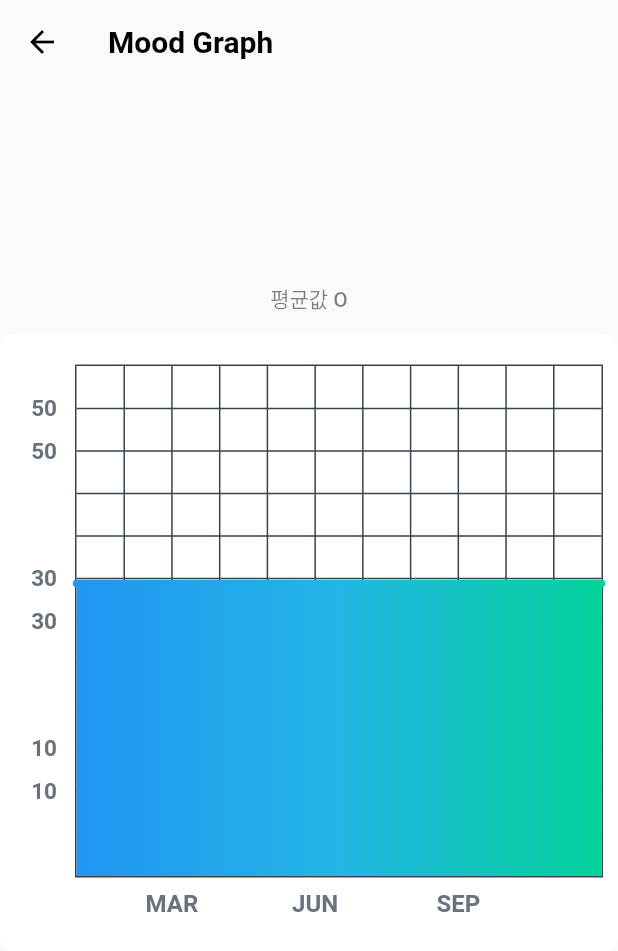
After one commit to suyeon2109/happiness_savings_client, a Flutter app: the FlChart screen opened by its route, after a tap on "평균값 X", on a phone screen of 412 x 824 dp. The commit adds this screen. Shown: the top 951 px of the screen. Run offline on Flutter 3.47's test engine with Material 2 defaults, Android fonts, the phone set to English and light mode, and no system bars; drawn by our look-alikes of fl_chart; our stand-ins replace image_picker, syncfusion_flutter_gauges; missing offline and left inert: cron.

Commit message:
graph 예시 추가

```diff
--- /dev/null
+++ b/lib/flChart.dart
@@ -0,0 +1,280 @@
+import 'package:fl_chart/fl_chart.dart';
+import 'package:flutter/material.dart';
+
+class FlChart extends StatefulWidget {
+  const FlChart({Key? key}) : super(key: key);
+
+  @override
+  _FlChart createState() => _FlChart();
+}
+
+class _FlChart extends State<FlChart> {
+  List<Color> gradientColors = [
+    Colors.blue,
+    const Color(0xff23b6e6),
+    const Color(0xff02d39a),
+  ];
+
+  bool showAvg = false;
+
+  @override
+  Widget build(BuildContext context) {
+    return Scaffold(
+      appBar: AppBar(
+          backgroundColor: Colors.transparent,
+          shadowColor: Colors.transparent,
+          iconTheme: const IconThemeData(color: Colors.black),
+          title: const Text('Mood Graph',
+              style:
+                  TextStyle(color: Colors.black, fontWeight: FontWeight.bold))),
+      body: Padding(
+        padding: const EdgeInsets.fromLTRB(0, 30, 0, 100),
+        child: Column(
+          mainAxisAlignment: MainAxisAlignment.center,
+          children: <Widget>[
+            TextButton(
+              child: Text(
+                showAvg ? '평균값 O' : '평균값 X',
+                style: TextStyle(
+                    color:
+                        showAvg ? Colors.black.withOpacity(0.5) : Colors.black),
+              ),
+              onPressed: () {
+                print('click');
+                setState(() {
+                  showAvg = !showAvg;
+                });
+              },
+            ),
+            AspectRatio(
+              aspectRatio: 1,
+              child: Container(
+                decoration: const BoxDecoration(
+                    borderRadius: BorderRadius.all(
+                      Radius.circular(10),
+                    ),
+                    color: /*Color(0xff232d37)*/ Colors.white),
+                child: Padding(
+                  padding:
+                      const EdgeInsets.symmetric(vertical: 20, horizontal: 10),
+                  child: LineChart(
+                    showAvg ? avgChart() : mainChart(),
+                  ),
+                ),
+              ),
+            ),
+          ],
+        ),
+      ),
+    );
+  }
+
+  LineChartData mainChart() {
+    return LineChartData(
+      gridData: FlGridData(
+        show: false,
+        drawVerticalLine: false,
+        getDrawingHorizontalLine: (value) {
+          return FlLine(
+            color: Color(0xff37434d),
+            strokeWidth: 1,
+          );
+        },
+        getDrawingVerticalLine: (value) {
+          return FlLine(
+            color: Color(0xff37434d),
+            strokeWidth: 1,
+          );
+        },
+      ),
+      titlesData: FlTitlesData(
+        show: true,
+        bottomTitles: SideTitles(
+          showTitles: true,
+          reservedSize: 22,
+          textStyle: const TextStyle(
+              color: Color(0xff68737d),
+              fontWeight: FontWeight.bold,
+              fontSize: 16),
+          getTitles: (value) {
+            print('bottomTitles $value');
+            switch (value.toInt()) {
+              case 2:
+                return 'MAR';
+              case 5:
+                return 'JUN';
+              case 8:
+                return 'SEP';
+            }
+            return '';
+          },
+          margin: 8,
+        ),
+        leftTitles: SideTitles(
+          showTitles: true,
+          textStyle: const TextStyle(
+            color: Color(0xff67727d),
+            fontWeight: FontWeight.bold,
+            fontSize: 15,
+          ),
+          getTitles: (value) {
+            print('leftTitles $value');
+            switch (value.toInt()) {
+              case 1:
+                return '10';
+              case 3:
+                return '30';
+              case 5:
+                return '50';
+            }
+            return '';
+          },
+          reservedSize: 28,
+          margin: 12,
+        ),
+      ),
+      borderData: FlBorderData(
+          show: false,
+          border: Border.all(color: const Color(0xff37434d), width: 1)),
+      minX: 0,
+      maxX: 11,
+      minY: 0,
+      maxY: 6,
+      lineBarsData: [
+        LineChartBarData(
+          spots: [
+            FlSpot(0, 3),
+            FlSpot(2.6, 2),
+            FlSpot(4.9, 5),
+            FlSpot(6.8, 3.1),
+            FlSpot(8, 4),
+            FlSpot(9.5, 3),
+            FlSpot(11, 4),
+          ],
+          isCurved: true,
+          colors: gradientColors,
+          barWidth: 5,
+          isStrokeCapRound: true,
+          dotData: FlDotData(
+            show: true,
+          ),
+          belowBarData: BarAreaData(
+            show: true,
+            colors:
+                gradientColors.map((color) => color.withOpacity(0.3)).toList(),
+          ),
+        ),
+      ],
+    );
+  }
+
+  LineChartData avgChart() {
+    return LineChartData(
+      lineTouchData: LineTouchData(enabled: false),
+      gridData: FlGridData(
+        show: true,
+        drawHorizontalLine: true,
+        getDrawingVerticalLine: (value) {
+          return FlLine(
+            color: const Color(0xff37434d),
+            strokeWidth: 1,
+          );
+        },
+        getDrawingHorizontalLine: (value) {
+          return FlLine(
+            color: const Color(0xff37434d),
+            strokeWidth: 1,
+          );
+        },
+      ),
+      titlesData: FlTitlesData(
+        show: true,
+        bottomTitles: SideTitles(
+          showTitles: true,
+          reservedSize: 22,
+          textStyle: const TextStyle(
+              color: Color(0xff68737d),
+              fontWeight: FontWeight.bold,
+              fontSize: 16),
+          getTitles: (value) {
+            switch (value.toInt()) {
+              case 2:
+                return 'MAR';
+              case 5:
+                return 'JUN';
+              case 8:
+                return 'SEP';
+            }
+            return '';
+          },
+          margin: 8,
+        ),
+        leftTitles: SideTitles(
+          showTitles: true,
+          textStyle: const TextStyle(
+            color: Color(0xff67727d),
+            fontWeight: FontWeight.bold,
+            fontSize: 15,
+          ),
+          getTitles: (value) {
+            switch (value.toInt()) {
+              case 1:
+                return '10';
+              case 3:
+                return '30';
+              case 5:
+                return '50';
+            }
+            return '';
+          },
+          reservedSize: 28,
+          margin: 12,
+        ),
+      ),
+      borderData: FlBorderData(
+          show: true,
+          border: Border.all(color: const Color(0xff37434d), width: 1)),
+      minX: 0,
+      maxX: 11,
+      minY: 0,
+      maxY: 6,
+      lineBarsData: [
+        LineChartBarData(
+          spots: [
+            FlSpot(0, 3.44),
+            FlSpot(2.6, 3.44),
+            FlSpot(4.9, 3.44),
+            FlSpot(6.8, 3.44),
+            FlSpot(8, 3.44),
+            FlSpot(9.5, 3.44),
+            FlSpot(11, 3.44),
+          ],
+          isCurved: true,
+          colors: /*[
+            ColorTween(begin: gradientColors[0], end: gradientColors[1])
+                .lerp(0.2),
+            ColorTween(begin: gradientColors[0], end: gradientColors[1])
+                .lerp(0.2),
+          ]*/
+              gradientColors,
+          barWidth: 5,
+          isStrokeCapRound: true,
+          dotData: FlDotData(
+            show: false,
+          ),
+          belowBarData: BarAreaData(
+              show: true,
+              colors: /*[
+            ColorTween(begin: gradientColors[0], end: gradientColors[1])
+                .lerp(0.2)
+                .withOpacity(0.1),
+            ColorTween(begin: gradientColors[0], end: gradientColors[1])
+                .lerp(0.2)
+                .withOpacity(0.1),
+          ]*/
+                  gradientColors),
+        ),
+      ],
+    );
+  }
+}
--- a/lib/home.dart
+++ b/lib/home.dart
@@ -1,5 +1,6 @@
 import 'dart:math' as math;
 
+import 'package:cron/cron.dart';
 import 'package:flutter/cupertino.dart';
 import 'package:flutter/material.dart';
 import 'package:happiness_savings_client/raindrop/animation_screen.dart';
@@ -15,6 +16,7 @@ class Home extends StatefulWidget {
 class _Home extends State<Home> with TickerProviderStateMixin {
   late AnimationController animationController;
   late Animation<double> animation;
+  bool isVisible = true;
 
   @override
   void initState() {
@@ -30,16 +32,30 @@ class _Home extends State<Home> with TickerProviderStateMixin {
       curve: Curves.ease,
     );
     animationController.repeat();
+    // scheduleTask();
+    final now = DateTime.now().month;
+    isVisible= (now==1);
   }
+
+  // scheduleTask(){
+  //   final cron = Cron();
+  //   cron.schedule(Schedule.parse('* 14 10 8 0-6'), () async {
+  //     setState((){
+  //       isVisible = true;
+  //     });
+  //   });
+  // }
 
   @override
   Widget build(BuildContext context) {
     final size = MediaQuery.of(context).size;
+
+
     return Stack(children: <Widget>[
       Scaffold(
           body: GestureDetector(
             onTap: () {
-              Navigator.of(context).pushNamed('/happinessList');
+              Navigator.of(context).pushNamed('/moodGraph');
             },
             child: AnimatedBuilder(
               animation: animationController,
@@ -91,15 +107,36 @@ class _Home extends State<Home> with TickerProviderStateMixin {
               ),
             ),
           ),
-          floatingActionButton: Padding(
-            padding: const EdgeInsets.fromLTRB(0, 0, 30, 100),
+          floatingActionButton: Column(
+            mainAxisAlignment: MainAxisAlignment.end,
+            children: [
+              Padding(
+                padding: const EdgeInsets.fromLTRB(0, 0, 20, 20),
                 child: FloatingActionButton(
+                  heroTag: "write",
                   backgroundColor: Color(0xFFF1BCB6),
                   child: const Icon(Icons.text_fields),
                   onPressed: () {
                     Navigator.of(context).pushNamed('/write');
                   },
                 ),
+              ),
+              false ? Padding(padding: const EdgeInsets.fromLTRB(0, 0, 20, 80),)
+                  : Padding(
+                padding: const EdgeInsets.fromLTRB(0, 0, 20, 80),
+                child: Visibility(
+                  visible: isVisible,
+                  child: FloatingActionButton(
+                    heroTag: "view List",
+                    backgroundColor: Color(0xFFF1BCB6),
+                    child: const Icon(Icons.list_alt),
+                    onPressed: () {
+                      Navigator.of(context).pushNamed('/happinessList');
+                    },
+                  ),
+                ),
+              )
+            ],
           )),
       IgnorePointer(
           child:
--- a/lib/main.dart
+++ b/lib/main.dart
@@ -1,5 +1,7 @@
 import 'package:flutter/material.dart';
+import 'flChart.dart';
 import 'home.dart';
+import 'mood_graph.dart';
 import 'write.dart';
 import 'viewDetail.dart';
 import 'happinessList.dart';
@@ -21,6 +23,8 @@ class MyApp extends StatelessWidget {
         '/write': (context) => Write(),
         '/viewDetail': (context) => ViewDetail(),
         '/happinessList' : (context) => HappinessList(),
+        '/moodGraph' : (context) => FlChart(),
+        // '/moodGraph' : (context) => MoodGraph(),
       },
     );
   }
--- /dev/null
+++ b/lib/mood_graph.dart
@@ -0,0 +1,83 @@
+import 'dart:math';
+
+import 'package:fl_chart/fl_chart.dart';
+import 'package:flutter/material.dart';
+
+class MoodGraph extends StatefulWidget {
+  const MoodGraph({Key? key}) : super(key: key);
+
+  @override
+  _MoodGraph createState() => _MoodGraph();
+}
+
+class _MoodGraph extends State<MoodGraph> {
+  // Generate some dummy data for the cahrt
+  // This will be used to draw the red line
+  final List<FlSpot> dummyData1 = List.generate(8, (index) {
+    return FlSpot(index.toDouble(), Random().nextDouble() * index);
+  });
+
+  // This will be used to draw the orange line
+  final List<FlSpot> dummyData2 = List.generate(8, (index) {
+    return FlSpot(index.toDouble(), Random().nextDouble() * index);
+  });
+
+  // This will be used to draw the blue line
+  final List<FlSpot> dummyData3 = List.generate(8, (index) {
+    return FlSpot(index.toDouble(), Random().nextDouble() * index);
+  });
+
+  @override
+  Widget build(BuildContext context) {
+    return Scaffold(
+      appBar: AppBar(
+          backgroundColor: Colors.transparent,
+          shadowColor: Colors.transparent,
+          iconTheme: const IconThemeData(color: Colors.black),
+          title: const Text('Mood Graph',
+              style:
+                  TextStyle(color: Colors.black, fontWeight: FontWeight.bold))),
+      body: SafeArea(
+        child: Container(
+          // alignment: Alignment.center,
+          padding: const EdgeInsets.fromLTRB(0, 200, 40, 0),
+          width: double.infinity,
+          child: LineChart(
+            LineChartData(
+              borderData: FlBorderData(show: false),
+              lineBarsData: [
+                // The red line
+                LineChartBarData(
+                  spots: dummyData1,
+                  isCurved: true,
+                  barWidth: 3,
+                  colors: [
+                    Colors.red,
+                  ],
+                ),
+                // The orange line
+                LineChartBarData(
+                  spots: dummyData2,
+                  isCurved: true,
+                  barWidth: 3,
+                  colors: [
+                    Colors.orange,
+                  ],
+                ),
+                // The blue line
+                LineChartBarData(
+                  spots: dummyData3,
+                  isCurved: true,
+                  barWidth: 3,
+                  colors: [
+                    Colors.blue,
+                  ],
+                )
+              ],
+            ),
+          ),
+        ),
+      ),
+    );
+  }
+}
--- a/lib/write.dart
+++ b/lib/write.dart
@@ -30,7 +30,7 @@ class _Write extends State<Write> {
   @override
   Widget build(BuildContext context) {
     final now = DateTime.now();
-    var date = DateFormat('yyyy-MM-dd').add_jm().format(now);
+    var date = DateFormat('yyyy-MM-dd').add_Hms().format(now);
     var happiness = Happiness(
         date: date,
         title: _title.text,
@@ -106,7 +106,7 @@ class _Write extends State<Write> {
             ? Colors.blue[300]
             : _happinessIndex < 50
                 ? Colors.red[200]
-                : Colors.red[400];
+                : Colors.red[300];
 
     return SfLinearGauge(
       maximum: 100.0,
@@ -216,6 +216,7 @@ class _Write extends State<Write> {
           child: FloatingActionButton(
             heroTag: "cameraBtn",
             tooltip: 'camera',
+            backgroundColor: Colors.blue.shade300,
             onPressed: () {
               getImage(ImageSource.camera);
             },
@@ -233,6 +234,7 @@ class _Write extends State<Write> {
           child: FloatingActionButton(
             heroTag: "imgBtn",
             tooltip: 'pick Image',
+            backgroundColor: Colors.blue.shade300,
             onPressed: () {
               getImage(ImageSource.gallery);
             },
--- a/pubspec.yaml
+++ b/pubspec.yaml
@@ -38,6 +38,8 @@ dependencies:
   syncfusion_flutter_gauges: ^20.2.39
   image_picker: ^0.8.5+3
   dio: ^4.0.6
+  cron:
+  fl_chart: ^0.10.0
 
 dev_dependencies:
   flutter_test:
```
Also changed, not shown: pubspec.lock, 1 other file. Lines whose indentation alone changed are shown as unchanged.
